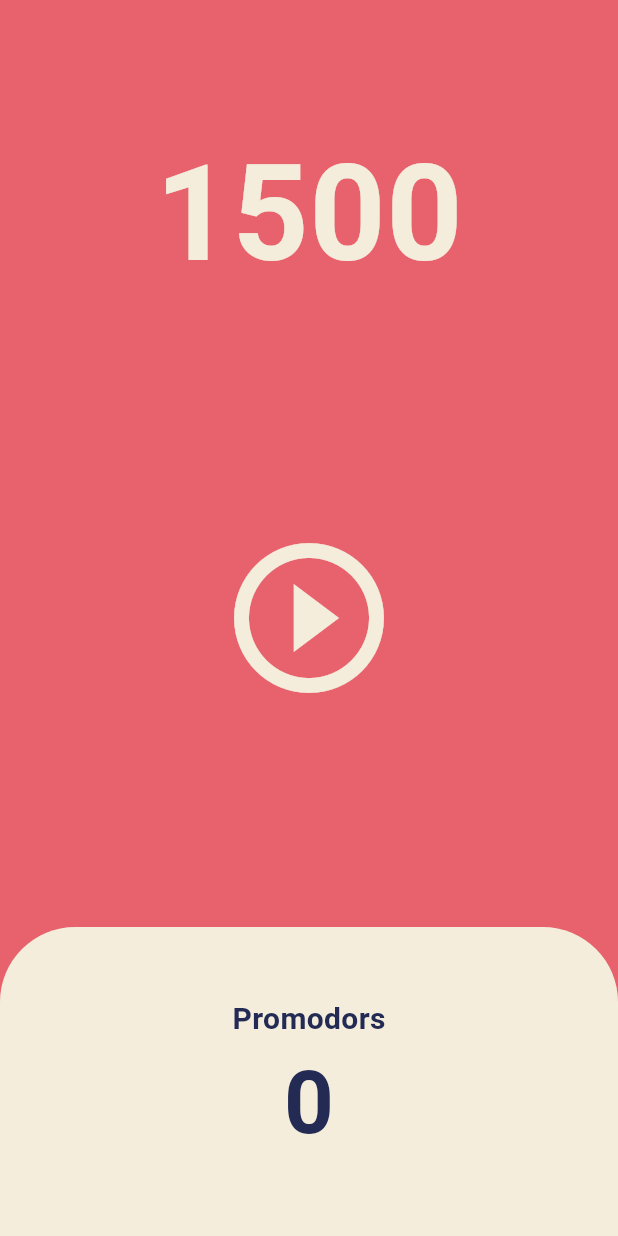
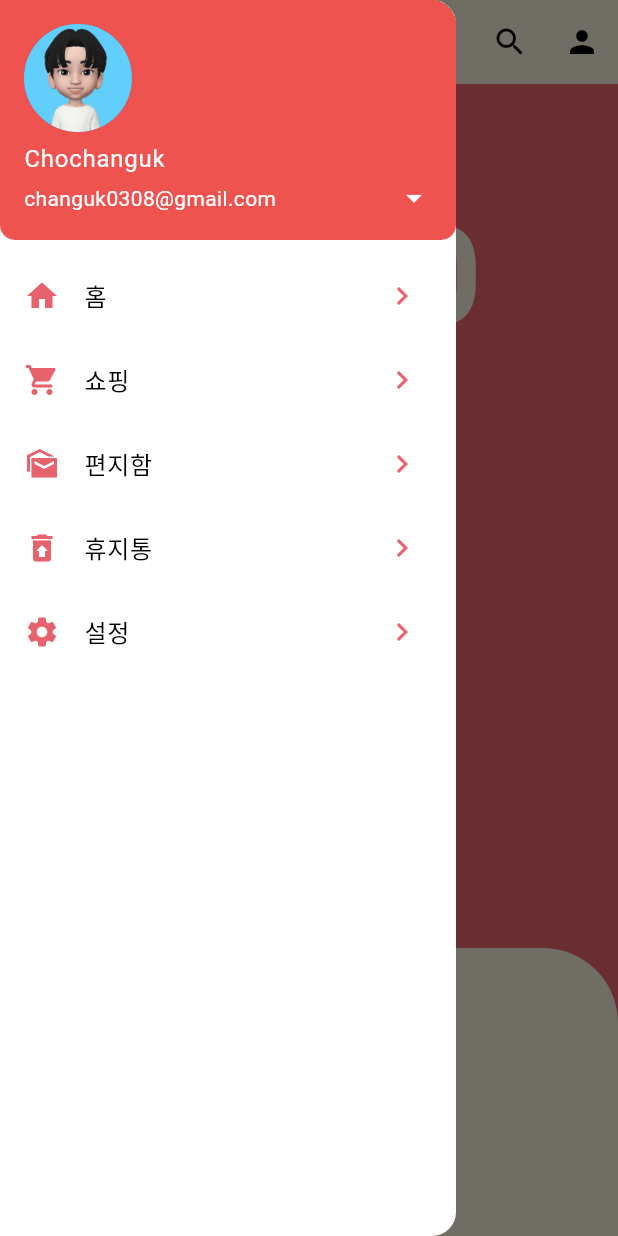
Before and after one commit to Chochanguk/Lecture_Flutter, a Flutter app: the screen it shows after launch, with the side drawer open (before the commit the screen has no drawer), on a phone screen of 412 x 824 dp. Run offline on Flutter 3.47's test engine with Material 3 defaults, Android fonts, the phone set to English and light mode, and no system bars.

Commit message:
feat: reset,play,pause timer with appbar(drawer)

```diff
--- a/toonflix/lib/main.dart
+++ b/toonflix/lib/main.dart
@@ -10,6 +10,7 @@ class App extends StatelessWidget {
   @override
   Widget build(BuildContext context) {
     return MaterialApp(
+      debugShowCheckedModeBanner: false, //위의 debug리본 없애기
       theme: ThemeData(
         textTheme: const TextTheme(
           displayLarge: TextStyle(
--- a/toonflix/lib/screens/home_screen.dart
+++ b/toonflix/lib/screens/home_screen.dart
@@ -1,5 +1,6 @@
 import 'dart:async';
 import 'package:flutter/material.dart';
+import 'package:toonflix/shared/menu_drawer.dart';
 
 class HomeScreen extends StatefulWidget {
   const HomeScreen({super.key});
@@ -9,25 +10,74 @@ class HomeScreen extends StatefulWidget {
 }
 
 class _HomeScreenState extends State<HomeScreen> {
-  int totalSeconds = 1500; //25분
+  //static const로 선언해서 데이터 변경을 반영
+  static const int twentyFiveMinutes = 1500; //25분을 초로 나타내면
+  int totalSeconds = twentyFiveMinutes;
+  int totalPromodors = 0; //시간이 끝나면 +1
+  bool isRunning = false; //실행중일 경우를 위한 변수, (초기상태는 실행x이므로 false)
   //late 지시어: late로 지정하면 나중에 사용하겠다는 의미. 반드시 사용해야함.
   late Timer timer;
-  //위의 타이머 변수를 받아서 사용
-  void onlTick(Timer timer) {
-    //★★★★setState를 통해 데이터 변화(state변화) 반영★★★★
-    setState(() {
-      totalSeconds -= 1;
-    });
+
+//반드시 Timer의 객체를 받아서 사용하게금 함.(밑의 onStartPressed함수의 timer는 t= timer로 초기화 됨.)
+  void onlTick(Timer t) {
+    //0초가 되면 타이머 종료 후 다시 1500으로 세팅 및 버튼 플레이으로 변경
+    if (totalSeconds == 0) {
+      t.cancel(); //타이머 종료
+      setState(() {
+        totalPromodors += 1;
+        isRunning = false; //타이머가 종료 됐으므로 버튼모양 변경을 위해 false
+        totalSeconds = twentyFiveMinutes;
+      });
+    } else {
+      //★★★★setState를 통해 데이터 변화(state변화) 반영★★★★
+      setState(() {
+        totalSeconds -= 1;
+      });
+    }
   }
 
-  //아이콘 버튼 클릭하면
+  //시작(play) 버튼 클릭시 작동 메서드
   void onStartPressed() {
-    //
-    Timer.periodic(
+    //위의 타이머 객체에다 Timer.periodic() 메소드로 초기화
+    timer = Timer.periodic(
       //★★★Duration(시간 단위: 시각)★★★
       const Duration(seconds: 1), //1초마다 실행하겠다.
       onlTick, //"onlTick()"이라 안하고 ()이라고만 한다.
     );
+    setState(() {
+      isRunning = true;
+    });
+  }
+
+  //멈춤(pause) 버튼 클릭시 작동 메서드
+  void onPausePressed() {
+    timer.cancel(); //★★★타이머 객체의 작동을 멈춤 ★★★
+    setState(() {
+      isRunning = false;
+    });
+  }
+
+  void onResetPressed() {
+    setState(() {
+      isRunning = false;
+      totalSeconds = twentyFiveMinutes;
+    });
+    timer.cancel(); //리셋한 후에 타이머 취소
+  }
+
+//1500초를 받아서 00:00 형식으로 바꾸는 메소드
+  String format(int totalSeconds) {
+    //★★1500초를 "00:00:00.000000"형식의 객체 형태로 초기화★★
+    var duration = Duration(seconds: totalSeconds);
+    //★★★객체를 먼저 문자열로 바꾼후 원하는 formating 진행★★★
+    print(duration.toString()); // 0:25:00.000000을 문자열로 바꿈
+    //┌ ★[0:25:00,000000]★
+    print(duration.toString().split(".")); //문자열을 "."을 기준으로 나눈 후 리스트에 넣음.
+    print(duration.toString().split(".").first); //리스트의 첫번째 문자열을 선택
+    //★★문자열2~7까지만 "substring"함.★★
+    print(duration.toString().split(".").first.substring(2, 7));
+
+    return duration.toString().split(".").first.substring(2, 7);
   }
 
   @override
@@ -35,6 +85,30 @@ class _HomeScreenState extends State<HomeScreen> {
     return Scaffold(
       //배경화면은 context의 배경화면을 사용
       backgroundColor: Theme.of(context).colorScheme.background,
+      //상단바
+      appBar: AppBar(
+        backgroundColor: Theme.of(context).cardColor,
+        title: const Text(
+          'Timer',
+          style: TextStyle(
+            fontSize: 32,
+            fontWeight: FontWeight.w600,
+          ),
+        ),
+        centerTitle: true,
+        elevation: 0.0,
+        actions: [
+          IconButton(
+            onPressed: () {},
+            icon: const Icon(Icons.search),
+          ),
+          IconButton(
+            onPressed: () {},
+            icon: const Icon(Icons.person),
+          )
+        ],
+      ),
+      drawer: const MenuDrawer(),
       body: Column(
         children: [
           //★★★Flexible은 UI를 비율에 기반해서 더 유연하게 만들어 준다.★★★
@@ -45,7 +119,7 @@ class _HomeScreenState extends State<HomeScreen> {
               //★★★위치를 한 flexible안의 한 container의 바닥 가운데로 "(위치)할당"★★★
               alignment: Alignment.bottomCenter,
               child: Text(
-                '$totalSeconds',
+                format(totalSeconds),
                 style: TextStyle(
                   color: Theme.of(context).cardColor,
                   fontSize: 89,
@@ -62,12 +136,31 @@ class _HomeScreenState extends State<HomeScreen> {
           ),
           //중앙에 "플레이 아이콘 버튼 생성"
           Flexible(
-            flex: 2,
+            flex: 1,
             child: Center(
               //아이콘 버튼에 할당할 메소드+ 속성들 명시
               child: IconButton(
-                onPressed: onStartPressed, //아이콘 클릭시 해당 메소드 실행
-                icon: const Icon(Icons.play_circle_outline),
+                onPressed: isRunning
+                    ? onPausePressed
+                    : onStartPressed, //아이콘 클릭시 해당 메소드 실행
+                //
+                icon: Icon(isRunning
+                    ? Icons.pause_circle_outline
+                    : Icons.play_circle_outline),
+                iconSize: 120,
+                color: Theme.of(context).cardColor, //흰색
+              ),
+            ),
+          ),
+          //초기화 버튼
+          Flexible(
+            flex: 1,
+            child: Center(
+              //아이콘 버튼에 할당할 메소드+ 속성들 명시
+              child: IconButton(
+                onPressed: onResetPressed, //아이콘 클릭시 해당 메소드 실행
+                //실행중이면 보이게
+                icon: const Icon(Icons.restore_outlined),
                 iconSize: 120,
                 color: Theme.of(context).cardColor, //흰색
               ),
@@ -104,7 +197,7 @@ class _HomeScreenState extends State<HomeScreen> {
                           ),
                         ),
                         Text(
-                          '0',
+                          '$totalPromodors',
                           style: TextStyle(
                             fontSize: 58,
                             color:
--- /dev/null
+++ b/toonflix/lib/shared/menu_drawer.dart
@@ -0,0 +1,70 @@
+import 'package:flutter/material.dart';
+
+class MenuDrawer extends StatelessWidget {
+  const MenuDrawer({super.key});
+
+  @override
+  Widget build(BuildContext context) {
+    return Drawer(
+      child: ListView(
+        children: [
+          UserAccountsDrawerHeader(
+            currentAccountPicture: const CircleAvatar(
+              backgroundImage: AssetImage('assets/images/profile.jpg'),
+            ),
+            accountName: const Text('Chochanguk'),
+            accountEmail: const Text('changuk0308@gmail.com'),
+            onDetailsPressed: () {},
+            decoration: BoxDecoration(
+              color: Colors.red[400],
+              borderRadius: const BorderRadius.only(
+                bottomLeft: Radius.circular(10.0),
+                bottomRight: Radius.circular(10.0),
+              ),
+            ),
+          ),
+          ListTile(
+            leading: const Icon(Icons.home),
+            iconColor: const Color(0xFFE7626C),
+            focusColor: const Color(0xFFE7626C),
+            title: const Text('홈'),
+            onTap: () {},
+            trailing: const Icon(Icons.navigate_next),
+          ),
+          ListTile(
+            leading: const Icon(Icons.shopping_cart_rounded),
+            iconColor: const Color(0xFFE7626C),
+            focusColor: const Color(0xFFE7626C),
+            title: const Text('쇼핑'),
+            onTap: () {},
+            trailing: const Icon(Icons.navigate_next),
+          ),
+          ListTile(
+            leading: const Icon(Icons.mark_as_unread_sharp),
+            iconColor: const Color(0xFFE7626C),
+            focusColor: const Color(0xFFE7626C),
+            title: const Text('편지함'),
+            onTap: () {},
+            trailing: const Icon(Icons.navigate_next),
+          ),
+          ListTile(
+            leading: const Icon(Icons.restore_from_trash),
+            iconColor: const Color(0xFFE7626C),
+            focusColor: const Color(0xFFE7626C),
+            title: const Text('휴지통'),
+            onTap: () {},
+            trailing: const Icon(Icons.navigate_next),
+          ),
+          ListTile(
+            leading: const Icon(Icons.settings),
+            iconColor: const Color(0xFFE7626C),
+            focusColor: const Color(0xFFE7626C),
+            title: const Text('설정'),
+            onTap: () {},
+            trailing: const Icon(Icons.navigate_next),
+          ),
+        ],
+      ),
+    );
+  }
+}
--- a/toonflix/pubspec.yaml
+++ b/toonflix/pubspec.yaml
@@ -62,6 +62,8 @@ flutter:
   # assets:
   #   - images/a_dot_burr.jpeg
   #   - images/a_dot_ham.jpeg
+  assets:
+      - assets/images/profile.jpg
 
   # An image asset can refer to one or more resolution-specific "variants", see
   # https://flutter.dev/assets-and-images/#resolution-aware
```
Also changed, not shown: toonflix/assets/images/profile.jpg (added).
